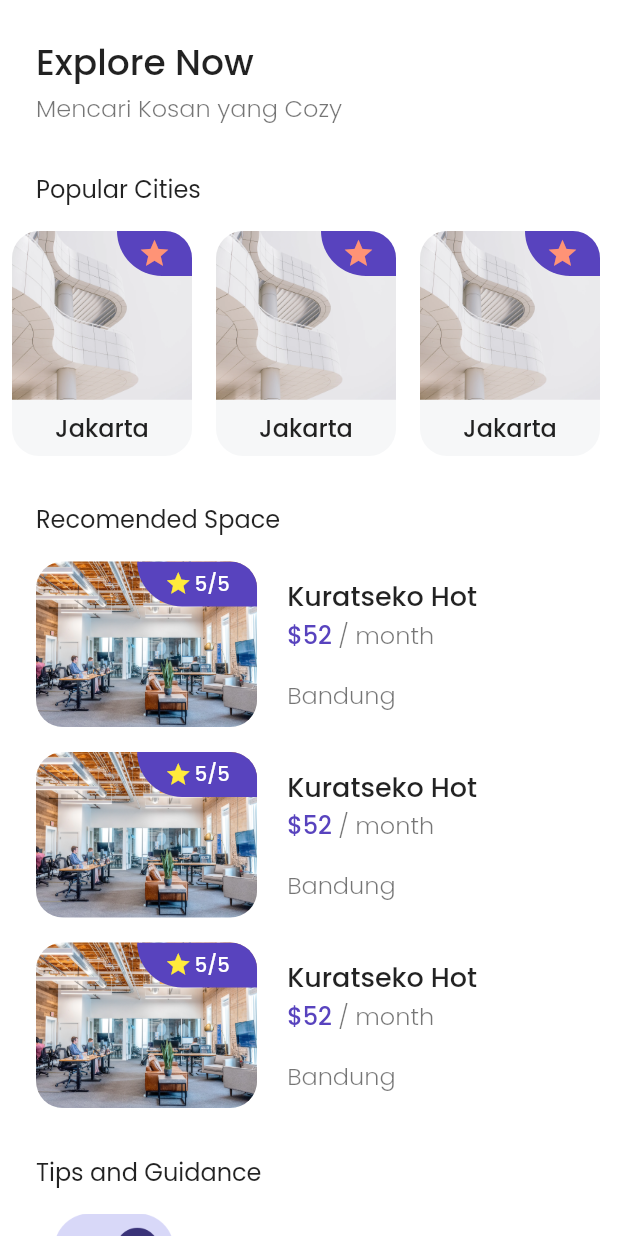
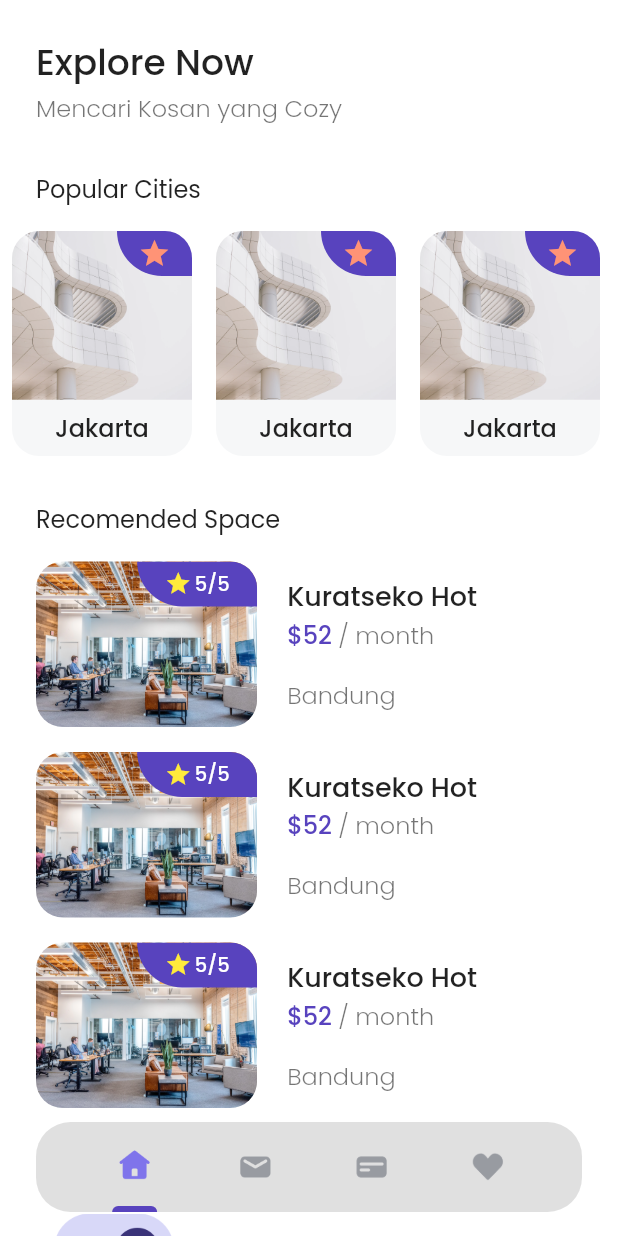
Before and after one commit to Muhdzalf/bwa_kos, a Flutter app: the HomePage screen opened by its route, on a phone screen of 412 x 824 dp. Run offline on Flutter 3.47's test engine with Material 2 defaults, Android fonts, the phone set to English and light mode, and no system bars; our stand-ins replace google_fonts.

Commit message:
create bottom navbar

```diff
--- /dev/null
+++ b/lib/pages/home/components/bottomnavbar.dart
@@ -0,0 +1,40 @@
+import 'package:bwa_kos/pages/widgets/bottomnavbar_item.dart';
+import 'package:flutter/material.dart';
+
+class BottomNavBar extends StatelessWidget {
+  const BottomNavBar({
+    Key? key,
+  }) : super(key: key);
+
+  @override
+  Widget build(BuildContext context) {
+    return Container(
+      padding: EdgeInsets.symmetric(horizontal: 24),
+      margin: EdgeInsets.symmetric(horizontal: 24),
+      height: 60,
+      decoration: BoxDecoration(
+          color: Colors.grey[300], borderRadius: BorderRadius.circular(23)),
+      child: Row(
+        mainAxisAlignment: MainAxisAlignment.spaceAround,
+        children: [
+          BottomNavBarItem(
+            imageUrl: 'assets/icons/Icon_home_solid.png',
+            isActive: true,
+          ),
+          BottomNavBarItem(
+            imageUrl: 'assets/icons/Icon_mail_solid.png',
+            isActive: false,
+          ),
+          BottomNavBarItem(
+            imageUrl: 'assets/icons/Icon_card_solid.png',
+            isActive: false,
+          ),
+          BottomNavBarItem(
+            imageUrl: 'assets/icons/Icon_love_solid.png',
+            isActive: false,
+          ),
+        ],
+      ),
+    );
+  }
+}
--- a/lib/pages/home/home_page.dart
+++ b/lib/pages/home/home_page.dart
@@ -1,6 +1,6 @@
-import 'package:bwa_kos/pages/widgets/bottomnavbar_item.dart';
 import 'package:bwa_kos/pages/widgets/content_title.dart';
 import 'package:flutter/material.dart';
+import 'components/bottomnavbar.dart';
 import 'components/header.dart';
 import 'components/popularcities_list.dart';
 import 'components/recomendedspace_list.dart';
@@ -34,28 +34,15 @@ class HomePage extends StatelessWidget {
                     height: 16,
                   ),
                   TipsAndGuidaceList(),
-                  Container(
-                    padding: EdgeInsets.symmetric(horizontal: 24),
-                    margin: EdgeInsets.symmetric(horizontal: 24, vertical: 10),
-                    height: 60,
-                    decoration: BoxDecoration(
-                        color: Colors.grey[300],
-                        borderRadius: BorderRadius.circular(23)),
-                    child: Row(
-                      children: [
-                        BottomNavBarItem(
-                          imageUrl: 'assets/icons/Icon_home_solid.png',
-                          isActive: true,
-                        ),
-                      ],
-                    ),
-                  )
+                  SizedBox(height: 70)
                 ],
               )
             ],
           ),
         ),
       ),
+      floatingActionButton: BottomNavBar(),
+      floatingActionButtonLocation: FloatingActionButtonLocation.centerFloat,
     );
   }
 }
```
